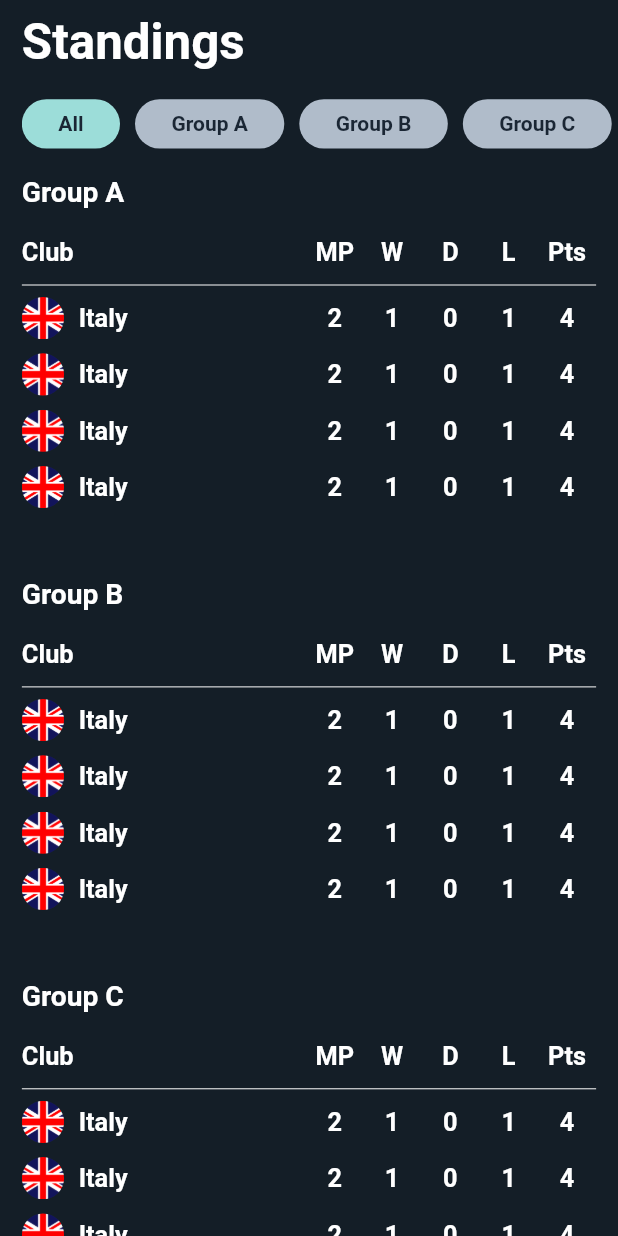
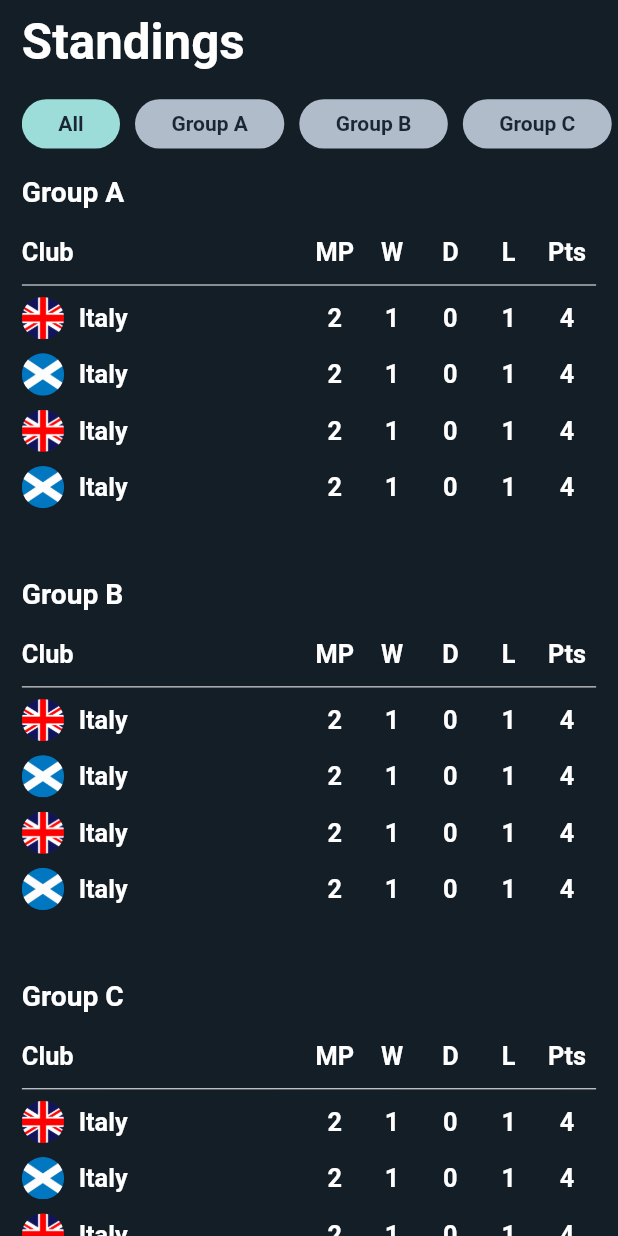
Before and after one commit to akashjagani/UEFAEuro2020, a Flutter app: the StandingsScreen screen opened directly, on a phone screen of 412 x 824 dp. Run offline on Flutter 3.47's test engine with Material 2 defaults, Android fonts, the phone set to English and light mode, and no system bars; our stand-ins replace flutter_screenutil.

Commit message:
SplashScreen Added...

```diff
--- a/lib/components/point_table.dart
+++ b/lib/components/point_table.dart
@@ -262,7 +262,7 @@ class _PointTableState extends State<PointTable> {
                             shape: BoxShape.circle,
                             image: DecorationImage(
                               image:
-                                  AssetImage('assets/images/englandflag.png'),
+                                  AssetImage('assets/images/scotlandflag.jpg'),
                               fit: BoxFit.cover,
                             ),
                           ),
@@ -494,7 +494,7 @@ class _PointTableState extends State<PointTable> {
                             shape: BoxShape.circle,
                             image: DecorationImage(
                               image:
-                                  AssetImage('assets/images/englandflag.png'),
+                                  AssetImage('assets/images/scotlandflag.jpg'),
                               fit: BoxFit.cover,
                             ),
                           ),
--- a/lib/main.dart
+++ b/lib/main.dart
@@ -3,7 +3,7 @@ import 'package:flutter/services.dart';
 import 'package:flutter_screenutil/flutter_screenutil.dart';
 import 'package:uefa_euro/conts.dart';
 import 'package:uefa_euro/device_dimensions.dart';
-import 'package:uefa_euro/screens/home.dart';
+import 'package:uefa_euro/screens/splash_screen.dart';
 
 void main() {
   runApp(MyApp());
@@ -30,7 +30,7 @@ class MyApp extends StatelessWidget {
           title: 'UEFA Euro',
           debugShowCheckedModeBanner: false,
           theme: ThemeData(),
-          home: Home(),
+          home: SplashScreen(),
         );
       },
     );
--- a/lib/screens/highlights_screen.dart
+++ b/lib/screens/highlights_screen.dart
@@ -302,7 +302,7 @@ class _HighlightsScreenState extends State<HighlightsScreen> {
               title: 'Croatia vs. Czech Republic\n1:18',
             ),
             SizedBox(
-              height: 20.h,
+              height: 15.h,
             ),
           ],
         ),
--- a/lib/screens/standings_screen.dart
+++ b/lib/screens/standings_screen.dart
@@ -113,7 +113,7 @@ class _StandingsScreenState extends State<StandingsScreen> {
               title: 'Group D',
             ),
             SizedBox(
-              height: 20.h,
+              height: 15.h,
             ),
           ],
         ),
```
Also changed, not shown: lib/screens/calender_screen.dart (+40 -17 lines).
